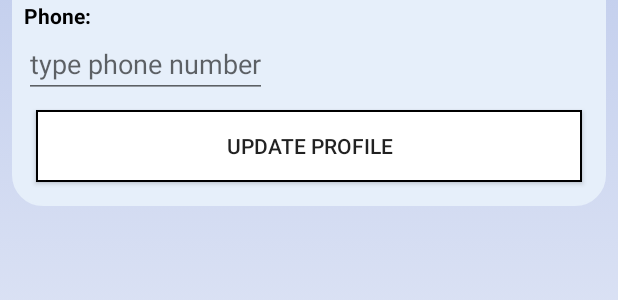
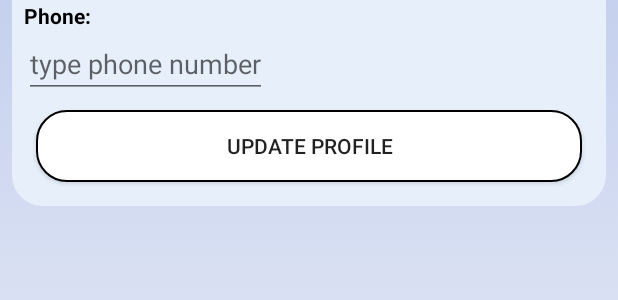
Before and after one commit to Baemee/FYP-22-S2-21-Mobile, an Android app: the layout activity_update_profile.xml on its own in the app's theme, with its tools: preview values and no code run, on a phone screen of 412 x 824 dp. Shown: the part 375-675 px from the top of the screen. Run offline under Robolectric (Android 15) with nearby library versions, the phone set to English and light mode, and no system bars; network calls fail.

Commit message:
back button goes to the correct page

```diff
--- a/app/src/main/java/com/example/fyp_22_s22_21_mobile/ReportMain.java
+++ b/app/src/main/java/com/example/fyp_22_s22_21_mobile/ReportMain.java
@@ -92,7 +92,7 @@ public class ReportMain extends AppCompatActivity {
         img_back.setOnClickListener(new View.OnClickListener() {
             @Override
             public void onClick(View view) {
-                Intent intent = new Intent(getApplicationContext(), HomePageActivity.class);
+                Intent intent = new Intent(getApplicationContext(), ReportPage.class);
                 startActivity(intent);
             }
         });
--- a/app/src/main/java/com/example/fyp_22_s22_21_mobile/UpdatePassword.java
+++ b/app/src/main/java/com/example/fyp_22_s22_21_mobile/UpdatePassword.java
@@ -70,7 +70,7 @@ public class UpdatePassword extends AppCompatActivity {
         img_back.setOnClickListener(new View.OnClickListener() {
             @Override
             public void onClick(View view) {
-                Intent intent = new Intent(getApplicationContext(), HomePageActivity.class);
+                Intent intent = new Intent(getApplicationContext(), ProfilePage.class);
                 startActivity(intent);
             }
         });
--- a/app/src/main/res/layout/activity_update_profile.xml
+++ b/app/src/main/res/layout/activity_update_profile.xml
@@ -116,7 +116,7 @@
                 android:layout_width="match_parent"
                 android:layout_height="wrap_content"
                 android:layout_margin="@dimen/bt_margin"
-                android:background="@drawable/whitebox"
+                android:background="@drawable/whitebutton_border"
                 android:gravity="left|center_vertical"
                 android:textAlignment="center"
                 android:text="Update Profile"
```
